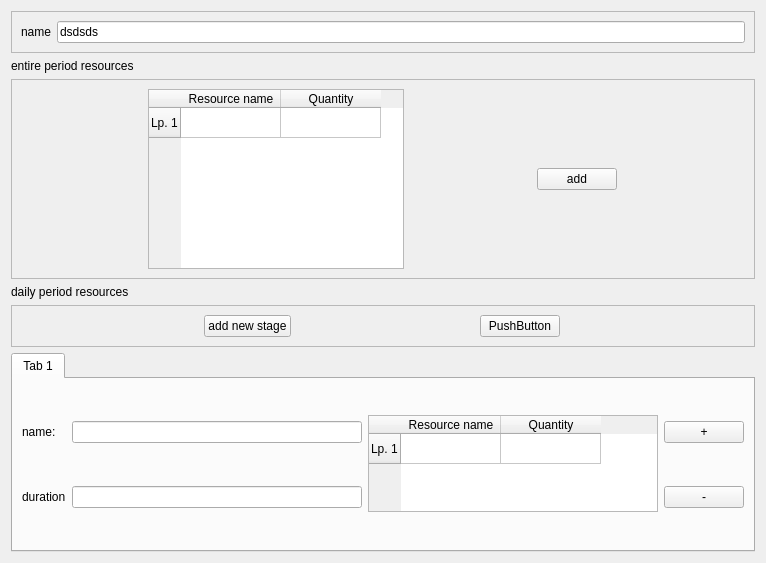
The window that gui/cult_type_tab.ui (hudaszekpiotr/InzynierkaProgram) describes before a commit, drawn with Qt 5.
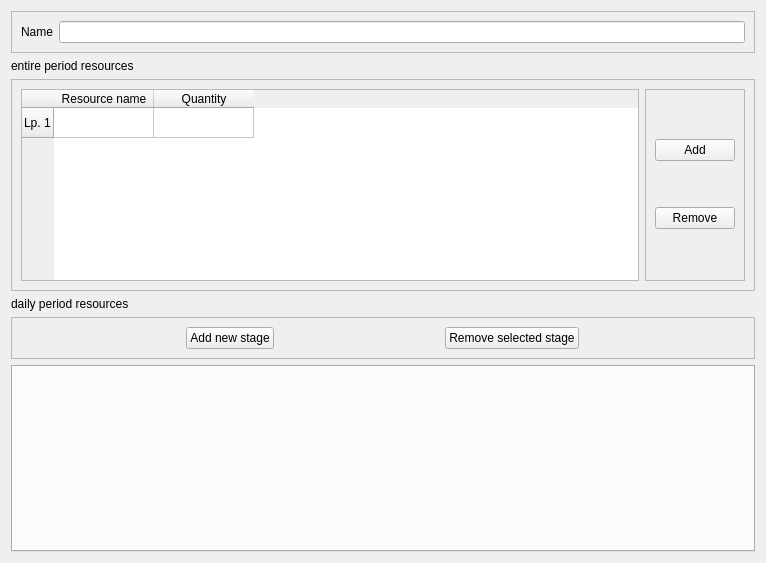
The same window after the commit.

Diff of the .ui file:
```diff
--- a/gui/cult_type_tab.ui
+++ b/gui/cult_type_tab.ui
@@ -32,14 +32,14 @@
       <item>
        <widget class="QLabel" name="label_2">
         <property name="text">
-         <string>name</string>
+         <string>Name</string>
         </property>
        </widget>
       </item>
       <item>
        <widget class="QLineEdit" name="lineEdit">
         <property name="text">
-         <string>dsdsds</string>
+         <string/>
         </property>
        </widget>
       </item>
@@ -61,17 +61,23 @@
    </item>
    <item>
     <widget class="QFrame" name="frame_2">
+     <property name="sizePolicy">
+      <sizepolicy hsizetype="Preferred" vsizetype="Fixed">
+       <horstretch>0</horstretch>
+       <verstretch>0</verstretch>
+      </sizepolicy>
+     </property>
      <property name="frameShape">
       <enum>QFrame::StyledPanel</enum>
      </property>
      <property name="frameShadow">
       <enum>QFrame::Raised</enum>
      </property>
-     <layout class="QHBoxLayout" name="horizontalLayout_4">
-      <item>
-       <widget class="QTableWidget" name="cultTypesPeriodResources">
+     <layout class="QGridLayout" name="gridLayout">
+      <item row="0" column="0">
+       <widget class="QTableWidget" name="periodResources">
         <property name="sizePolicy">
-         <sizepolicy hsizetype="Fixed" vsizetype="Preferred">
+         <sizepolicy hsizetype="Preferred" vsizetype="Preferred">
           <horstretch>0</horstretch>
           <verstretch>0</verstretch>
          </sizepolicy>
@@ -93,17 +99,48 @@
         </column>
        </widget>
       </item>
-      <item>
-       <widget class="QPushButton" name="cultTypesPeriodResourcesAddRow">
+      <item row="0" column="1">
+       <widget class="QFrame" name="frame">
         <property name="sizePolicy">
-         <sizepolicy hsizetype="Fixed" vsizetype="Fixed">
+         <sizepolicy hsizetype="Fixed" vsizetype="Preferred">
           <horstretch>0</horstretch>
           <verstretch>0</verstretch>
          </sizepolicy>
         </property>
-        <property name="text">
-         <string>add</string>
+        <property name="frameShape">
+         <enum>QFrame::StyledPanel</enum>
         </property>
+        <property name="frameShadow">
+         <enum>QFrame::Raised</enum>
+        </property>
+        <layout class="QVBoxLayout" name="verticalLayout_2">
+         <item>
+          <widget class="QPushButton" name="addPeriodResources">
+           <property name="sizePolicy">
+            <sizepolicy hsizetype="Fixed" vsizetype="Fixed">
+             <horstretch>0</horstretch>
+             <verstretch>0</verstretch>
+            </sizepolicy>
+           </property>
+           <property name="text">
+            <string>Add</string>
+           </property>
+          </widget>
+         </item>
+         <item>
+          <widget class="QPushButton" name="removePeriodResources">
+           <property name="sizePolicy">
+            <sizepolicy hsizetype="Fixed" vsizetype="Fixed">
+             <horstretch>0</horstretch>
+             <verstretch>0</verstretch>
+            </sizepolicy>
+           </property>
+           <property name="text">
+            <string>Remove</string>
+           </property>
+          </widget>
+         </item>
+        </layout>
        </widget>
       </item>
      </layout>
@@ -146,7 +183,7 @@
          </sizepolicy>
         </property>
         <property name="text">
-         <string>add new stage</string>
+         <string>Add new stage</string>
         </property>
        </widget>
       </item>
@@ -159,7 +196,7 @@
          </sizepolicy>
         </property>
         <property name="text">
-         <string>PushButton</string>
+         <string>Remove selected stage</string>
         </property>
        </widget>
       </item>
@@ -169,7 +206,7 @@
    <item>
     <widget class="QTabWidget" name="stages">
      <property name="sizePolicy">
-      <sizepolicy hsizetype="Minimum" vsizetype="Minimum">
+      <sizepolicy hsizetype="Minimum" vsizetype="Preferred">
        <horstretch>0</horstretch>
        <verstretch>0</verstretch>
       </sizepolicy>
@@ -177,66 +214,6 @@
      <property name="currentIndex">
       <number>0</number>
      </property>
-     <widget class="QWidget" name="tab_4">
-      <attribute name="title">
-       <string>Tab 1</string>
-      </attribute>
-      <layout class="QGridLayout" name="gridLayout_4">
-       <item row="0" column="0">
-        <widget class="QLabel" name="label_5">
-         <property name="text">
-          <string>name:</string>
-         </property>
-        </widget>
-       </item>
-       <item row="0" column="1">
-        <widget class="QLineEdit" name="lineEdit_2"/>
-       </item>
-       <item row="0" column="2" rowspan="2" alignment="Qt::AlignVCenter">
-        <widget class="QTableWidget" name="tableWidget_2">
-         <row>
-          <property name="text">
-           <string>Lp. 1</string>
-          </property>
-         </row>
-         <column>
-          <property name="text">
-           <string>Resource name</string>
-          </property>
-         </column>
-         <column>
-          <property name="text">
-           <string>Quantity</string>
-          </property>
-         </column>
-        </widget>
-       </item>
-       <item row="0" column="3">
-        <widget class="QPushButton" name="pushButton_5">
-         <property name="text">
-          <string>+</string>
-         </property>
-        </widget>
-       </item>
-       <item row="1" column="0">
-        <widget class="QLabel" name="label_6">
-         <property name="text">
-          <string>duration</string>
-         </property>
-        </widget>
-       </item>
-       <item row="1" column="1">
-        <widget class="QLineEdit" name="lineEdit_3"/>
-       </item>
-       <item row="1" column="3">
-        <widget class="QPushButton" name="pushButton_6">
-         <property name="text">
-          <string>-</string>
-         </property>
-        </widget>
-       </item>
-      </layout>
-     </widget>
     </widget>
    </item>
   </layout>
```
Left out of the diff: 10 changed lines with no effect on the pictures.
